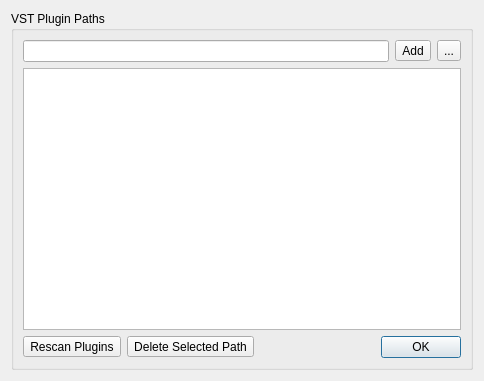
Old version of the form Qt/qt4_vst_paths_widget.ui in the repository kmatheussen/radium.
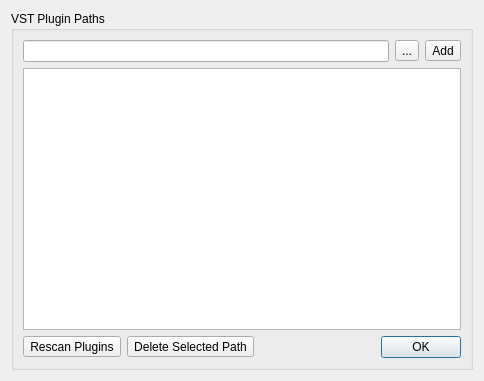
New version of the form.

Commit message: Minor improvement to the vst pref dialog ui

```diff
--- a/Qt/qt4_vst_paths_widget.ui
+++ b/Qt/qt4_vst_paths_widget.ui
@@ -29,16 +29,16 @@
          <widget class="QLineEdit" name="path_edit"/>
         </item>
         <item>
-         <widget class="QToolButton" name="add_button">
+         <widget class="QToolButton" name="open_file_dialog_button">
           <property name="text">
-           <string>Add</string>
+           <string>...</string>
           </property>
          </widget>
         </item>
         <item>
-         <widget class="QToolButton" name="open_file_dialog_button">
+         <widget class="QToolButton" name="add_button">
           <property name="text">
-           <string>...</string>
+           <string>Add</string>
           </property>
          </widget>
         </item>
```
